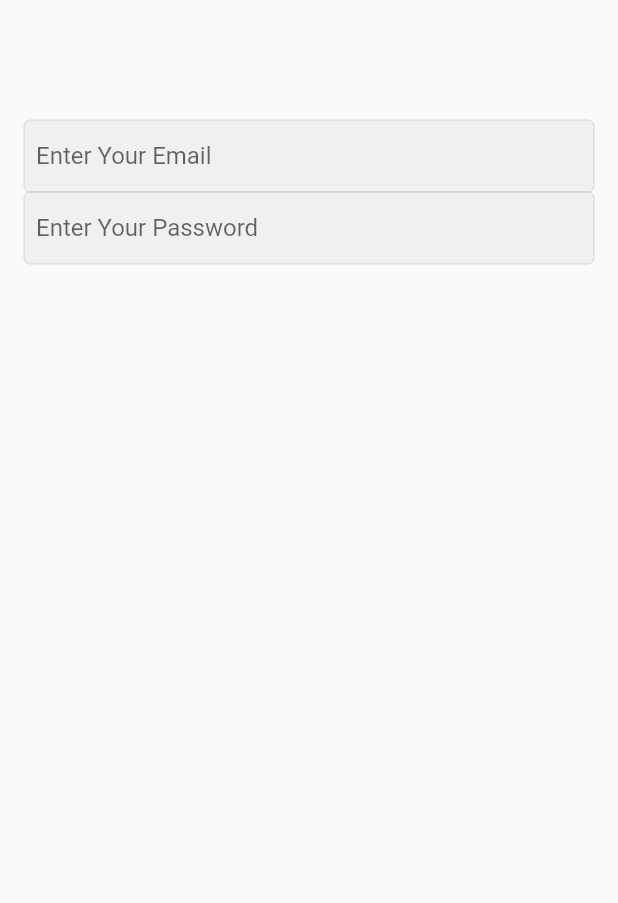
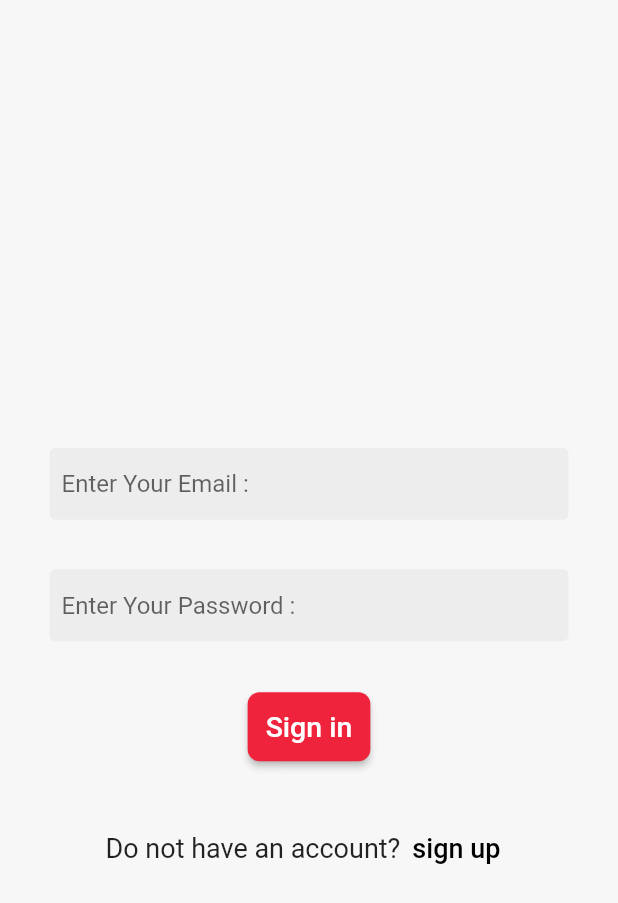
Before and after one commit to MoHaMeD-MaHMoD/E-Commerce-App, a Flutter app: the screen it shows after launch, on a phone screen of 412 x 824 dp. Shown: the top 903 px of the screen. Run offline on Flutter 3.47's test engine with Material 2 defaults, Android fonts, the phone set to English and light mode, and no system bars.

Commit message:
adding some color to design

```diff
--- a/Using.txt
+++ b/Using.txt
@@ -1 +1,2 @@
 1-Reusable Widgets
+2-Constant
--- /dev/null
+++ b/lib/Shared/Constant.dart
@@ -0,0 +1,11 @@
+import 'package:flutter/material.dart';
+
+
+const textFieldDecsoration = InputDecoration(
+      enabledBorder: OutlineInputBorder(
+      borderSide: BorderSide.none,
+    ),
+    focusedBorder:        OutlineInputBorder(borderSide: BorderSide(color: Colors.grey)),
+    filled: true,
+    contentPadding: EdgeInsets.all(8),
+  );
--- a/lib/Shared/MyTextField.dart
+++ /dev/null
@@ -1,34 +0,0 @@
-// ignore_for_file: prefer_const_constructors
-
-import 'package:flutter/material.dart';
-
-class MyTextField extends StatelessWidget {
-  final TextInputType keyboardType;
-  final bool obscureText;
-  final String hintText;
-  //TextInputType.emailAddress
-  const MyTextField(
-      {super.key,
-      required this.keyboardType,
-      required this.obscureText,
-      required this.hintText});
-
-  @override
-  Widget build(BuildContext context) {
-    return TextField(
-      keyboardType: keyboardType,
-      obscureText: obscureText,
-      // delete Border
-      decoration: InputDecoration(
-        hintText: hintText,
-        enabledBorder: OutlineInputBorder(
-          borderSide: Divider.createBorderSide(context),
-        ),
-        focusedBorder:
-            OutlineInputBorder(borderSide: BorderSide(color: Colors.grey)),
-        filled: true,
-        contentPadding: EdgeInsets.all(8),
-      ),
-    );
-  }
-}
--- /dev/null
+++ b/lib/Shared/myColors.dart
@@ -0,0 +1,5 @@
+import 'package:flutter/material.dart';
+
+const BTNpink = Color.fromARGB(255, 241, 39, 100);
+const BTNColor = Color.fromARGB(255, 239, 35, 60);
+const appbarGreen = Color.fromARGB(255, 217, 4, 41);
--- a/lib/main.dart
+++ b/lib/main.dart
@@ -11,6 +11,7 @@ class MyApp extends StatelessWidget {
   @override
   Widget build(BuildContext context) {
     return const MaterialApp(
+      debugShowCheckedModeBanner: false,
       home: Login(),
     );
   }
--- a/lib/pages/Login.dart
+++ b/lib/pages/Login.dart
@@ -1,32 +1,83 @@
-// ignore_for_file: prefer_const_constructors, prefer_const_literals_to_create_immutables
+// ignore_for_file: prefer_const_literals_to_create_immutables, prefer_const_constructors, sort_child_properties_last
 
+import 'package:e_commerce_app/Shared/Constant.dart';
+import 'package:e_commerce_app/pages/Register.dart';
 import 'package:flutter/material.dart';
 
-import '../Shared/MyTextField.dart';
+import '../Shared/myColors.dart';
 
 class Login extends StatelessWidget {
-  const Login({super.key});
+  const Login({Key? key}) : super(key: key);
 
   @override
   Widget build(BuildContext context) {
-    return Scaffold(
+    return SafeArea(
+      child: Scaffold(
+        backgroundColor: Color.fromARGB(255, 247, 247, 247),
         body: Center(
           child: Padding(
-          padding: EdgeInsets.all(16.0),
+            padding: const EdgeInsets.all(33.0),
             child: Column(
+              mainAxisAlignment: MainAxisAlignment.center,
               children: [
-              SizedBox(
+                const SizedBox(
                   height: 64,
                 ),
-              MyTextField(
+                TextField(
                     keyboardType: TextInputType.emailAddress,
                     obscureText: false,
-                  hintText: "Enter Your Email"),
-              MyTextField(
+                    decoration: textFieldDecsoration.copyWith(
+                      hintText: "Enter Your Email : ",
+                    )),
+                const SizedBox(
+                  height: 33,
+                ),
+                TextField(
                     keyboardType: TextInputType.text,
                     obscureText: true,
-                  hintText: "Enter Your Password"),
+                    decoration: textFieldDecsoration.copyWith(
+                      //textFieldDecsoration
+                      hintText: "Enter Your Password : ",
+                    )),
+                const SizedBox(
+                  height: 33,
+                ),
+                ElevatedButton(
+                  onPressed: () {},
+                  child: Text(
+                    "Sign in",
+                    style: TextStyle(fontSize: 19),
+                  ),
+                  style: ButtonStyle(
+                    backgroundColor: MaterialStateProperty.all(BTNColor),
+                    padding: MaterialStateProperty.all(EdgeInsets.all(12)),
+                    shape: MaterialStateProperty.all(RoundedRectangleBorder(
+                        borderRadius: BorderRadius.circular(8))),
+                  ),
+                ),
+                const SizedBox(
+                  height: 33,
+                ),
+                Row(
+                  mainAxisAlignment: MainAxisAlignment.center,
+                  children: [
+                    Text("Do not have an account?",
+                        style: TextStyle(fontSize: 18)),
+                    TextButton(
+                        onPressed: () {
+                          Navigator.pushReplacement(
+                            context,
+                            MaterialPageRoute(
+                                builder: (context) => const Register()),
+                          );
+                        },
+                        child: Text('sign up',
+                            style:
+                                TextStyle(color: Colors.black, fontSize: 18))),
                   ],
+                )
+              ],
+            ),
           ),
         ),
       ),
```
Also changed, not shown: lib/pages/Register.dart (added, +97 -0 lines). Lines whose indentation alone changed are shown as unchanged.
